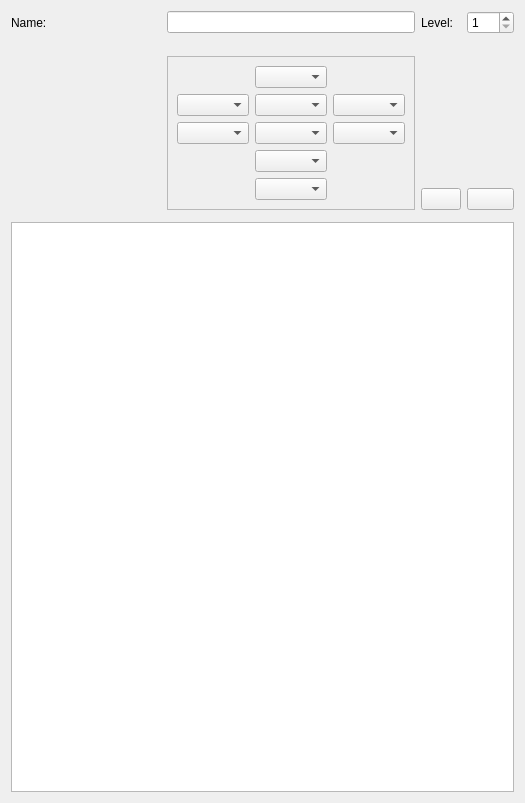
mcondarelli/DDDAedit, file Pers.ui: the form before one commit.
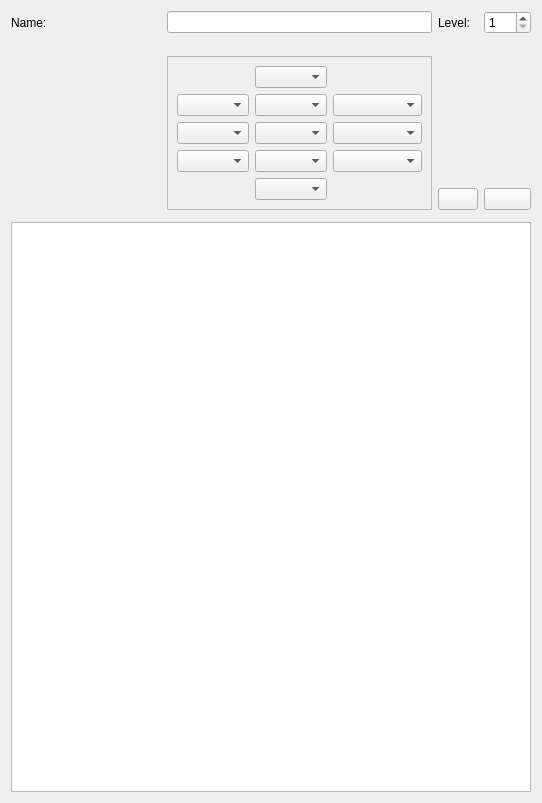
The form after the commit. Icons and pictures are not drawn. Custom widgets are drawn as their Qt base class.

Diff of the .ui file:
```diff
--- a/Pers.ui
+++ b/Pers.ui
@@ -44,6 +44,13 @@
         </property>
        </widget>
       </item>
+      <item row="3" column="0">
+       <widget class="QComboBox" name="primary">
+        <property name="placeholderText">
+         <string>Primary</string>
+        </property>
+       </widget>
+      </item>
       <item row="2" column="0">
        <widget class="QComboBox" name="jewel2">
         <property name="placeholderText">
@@ -86,6 +93,13 @@
         </property>
        </widget>
       </item>
+      <item row="3" column="2">
+       <widget class="QComboBox" name="secondary">
+        <property name="placeholderText">
+         <string>Secondary</string>
+        </property>
+       </widget>
+      </item>
      </layout>
     </widget>
    </item>
```
Left out of the diff: 14 changed lines with no effect on the pictures.
